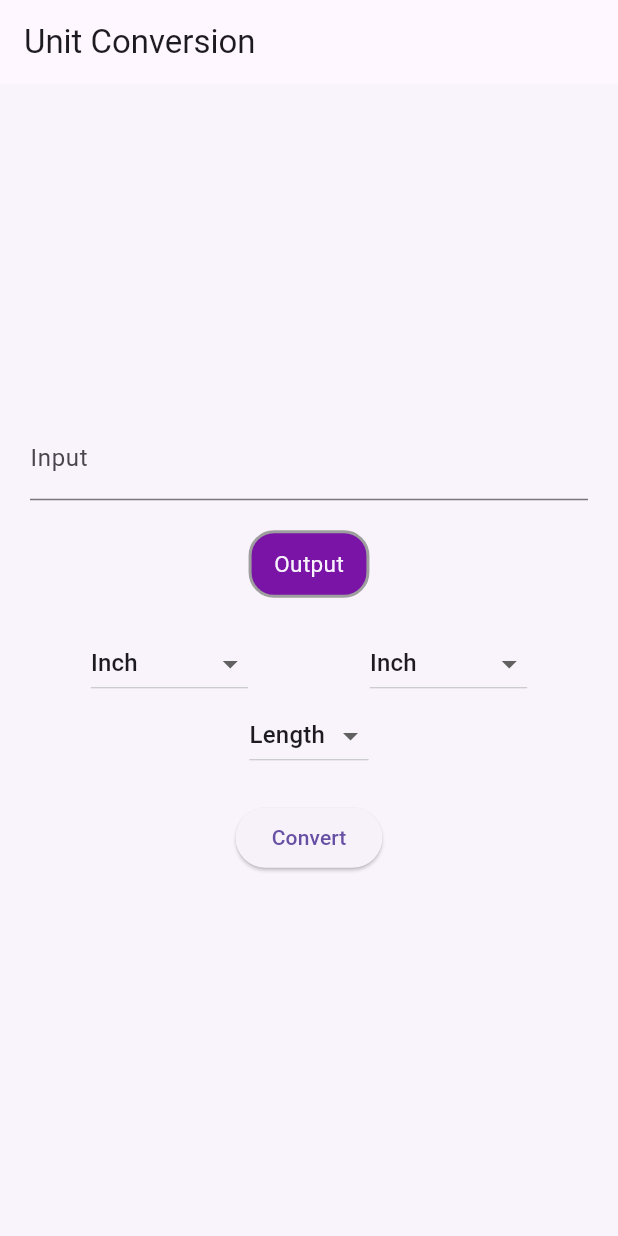
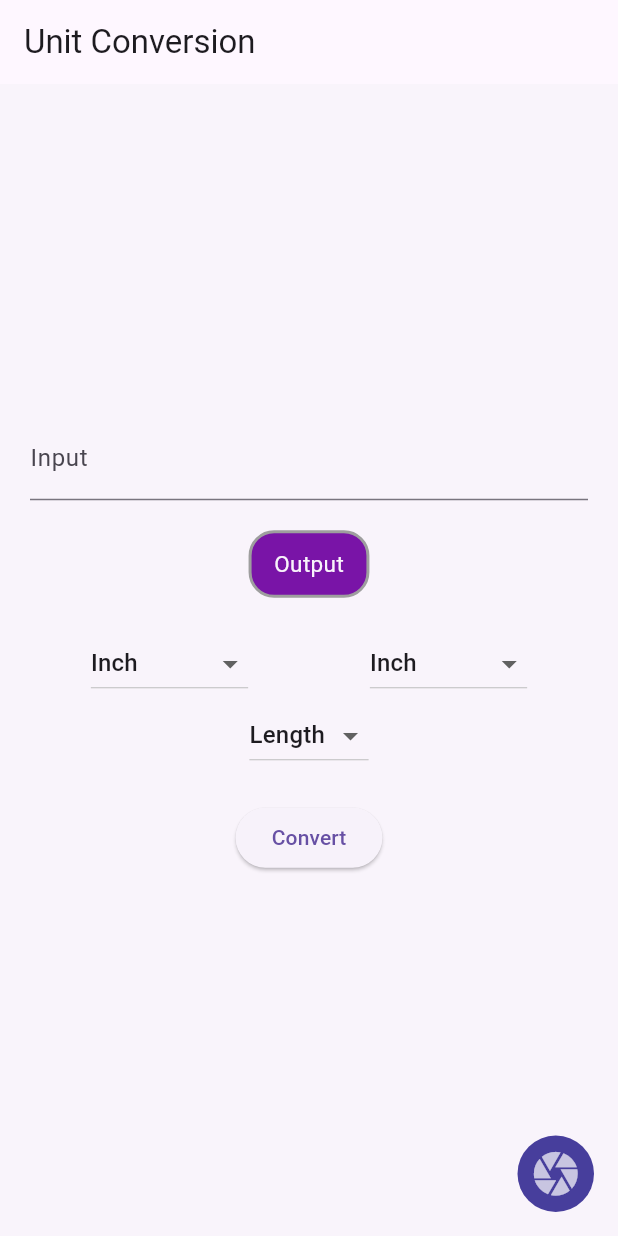
Before and after one commit to AMfaraz/Unit-Converter, a Flutter app: the screen it shows after launch, on a phone screen of 412 x 824 dp. Run offline on Flutter 3.47's test engine with Material 3 defaults, Android fonts, the light colour scheme and no system bars; our stand-ins replace image_cropper, image_picker; missing offline and left inert: google_mlkit_text_recognition, units_converter.

Commit message:
Successfully added text recognition system now just need to use regex to separa value from unit example 400ml value:400 unit: ml

```diff
--- a/lib/screens/convo.dart
+++ b/lib/screens/convo.dart
@@ -1,8 +1,10 @@
 import 'package:flutter/material.dart';
+import 'package:image_picker/image_picker.dart';
 import '../widget/drop_down_selection.dart';
 import '../utils/unit_lists.dart';
 import '../utils/colors.dart';
 import '../models/converter.dart';
+import '../utils/utils_function.dart';
 
 class ConvoScreen extends StatefulWidget {
   ConvoScreen({super.key});
@@ -12,11 +14,12 @@ class ConvoScreen extends StatefulWidget {
 }
 
 class _ConvoScreenState extends State<ConvoScreen> {
+  //imagefile
+  XFile? imageFile;
 
-  final Converter _converter=Converter();
+  final Converter _converter = Converter();
 
-
-  final TextEditingController _inputController=TextEditingController();
+  final TextEditingController _inputController = TextEditingController();
 
   List<String> categoryList = category;
   String categoryValue = category[0];
@@ -29,15 +32,15 @@ class _ConvoScreenState extends State<ConvoScreen> {
   List<String> outputList = categorylists["Length"]!;
   String outputType = lengthList[0];
 
-  String result="Output";
+  String result = "Output";
 
   void categoryChange(String? value) {
     setState(() {
       categoryValue = value!;
-      inputList=categorylists[value]!;
-      inputType=categorylists[value]![0];
-      outputList=categorylists[value]!;
-      outputType=categorylists[value]![0];
+      inputList = categorylists[value]!;
+      inputType = categorylists[value]![0];
+      outputList = categorylists[value]!;
+      outputType = categorylists[value]![0];
     });
   }
 
@@ -53,16 +56,42 @@ class _ConvoScreenState extends State<ConvoScreen> {
     });
   }
 
+  //camera scanner
+  void selectImage() async {
+    XFile? imageFile= await getImage(ImageSource.camera);
+    if(imageFile!=null){
+      imageFile=await cropImage(imageFile);
+      String value=await getRecognisedText(imageFile!);
+      setState(() {
+        _inputController.text=value;
+      });
+
+    }
+  }
+
   @override
   Widget build(BuildContext context) {
     return Scaffold(
       appBar: AppBar(title: const Text("Unit Conversion")),
+
+      //image selection
+      floatingActionButton: Container(
+        decoration: const BoxDecoration(
+          color: secondaryColor,
+          borderRadius: BorderRadius.all(Radius.circular(30))
+        ),
+        child: IconButton(
+          onPressed: selectImage,
+          icon: const Icon(Icons.camera,size: 35,color: Colors.white70),
+        ),
+      ),
+
+
       body: Padding(
         padding: const EdgeInsets.all(20),
         child: Column(
           mainAxisAlignment: MainAxisAlignment.center,
           children: <Widget>[
-
             TextFormField(
               decoration: const InputDecoration(
                 labelText: "Input",
@@ -74,18 +103,18 @@ class _ConvoScreenState extends State<ConvoScreen> {
             //result
             Container(
               margin: const EdgeInsets.all(20),
-              padding: const EdgeInsets.symmetric(horizontal: 15,vertical: 10),
+              padding: const EdgeInsets.symmetric(horizontal: 15, vertical: 10),
               decoration: BoxDecoration(
-              color: mainColor,
-              borderRadius: const BorderRadius.all(Radius.circular(17),),
-              border: Border.all(
-                color: Colors.grey,
-                width: 2
-              )
+                  color: mainColor,
+                  borderRadius: const BorderRadius.all(
+                    Radius.circular(17),
+                  ),
+                  border: Border.all(color: Colors.grey, width: 2)),
+              child: Text(
+                result,
+                style: const TextStyle(color: backgroudColor, fontSize: 15),
               ),
-              child: Text(result,style: const TextStyle(color: backgroudColor,fontSize: 15),),
             ),
-
 
             //from/to
             Row(
@@ -113,11 +142,13 @@ class _ConvoScreenState extends State<ConvoScreen> {
                 margin: const EdgeInsets.all(20),
                 child: ElevatedButton(
                     onPressed: () {
-                      final String answer=_converter.convert(inputType, outputType, _inputController.text);
+                      final String answer = _converter.convert(
+                          inputType, outputType, _inputController.text);
                       setState(() {
-                        result=answer;
+                        result = answer;
                       });
-                    }, child: const Text("Convert")))
+                    },
+                    child: const Text("Convert")))
           ],
         ),
       ),
--- a/lib/utils/colors.dart
+++ b/lib/utils/colors.dart
@@ -1,5 +1,5 @@
 import 'package:flutter/material.dart';
 
 const backgroudColor=Color.fromRGBO(249, 244, 251,1);
-const secondaryColor=Color.fromRGBO(27, 16, 132,1);
+const secondaryColor=Color.fromRGBO(27, 16, 132,0.8);
 const mainColor=Color.fromRGBO(121, 20, 167,1);
--- a/pubspec.yaml
+++ b/pubspec.yaml
@@ -32,6 +32,7 @@ dependencies:
     sdk: flutter
   units_converter: ^2.1.1
   image_picker: ^1.0.5
+  image_cropper: ^5.0.1
   google_mlkit_text_recognition: ^0.11.0
 
 
```
Also changed, not shown: lib/utils/utils_function.dart (added, +62 -0 lines), pubspec.lock, 1 other file.
